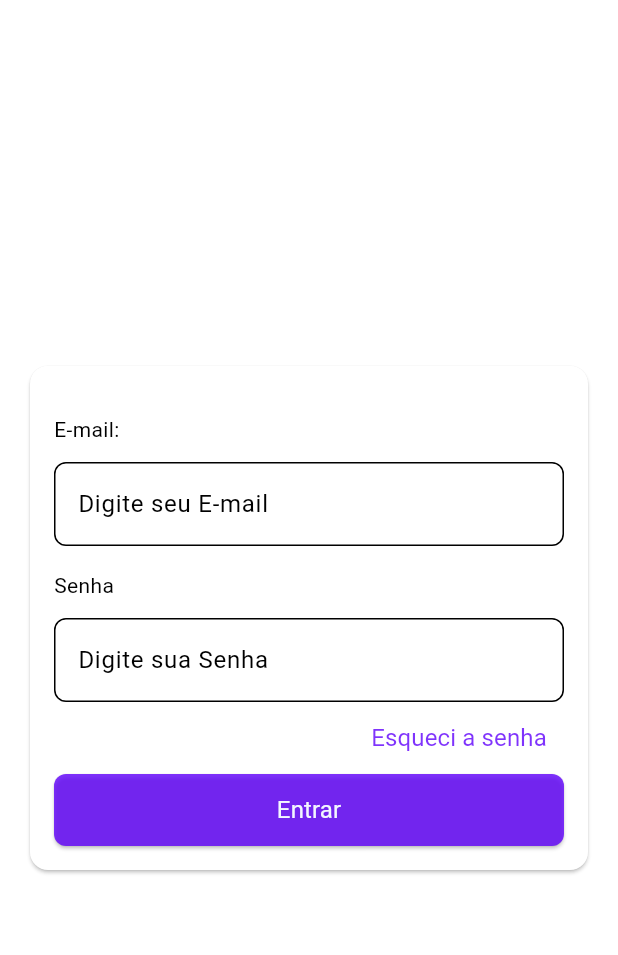
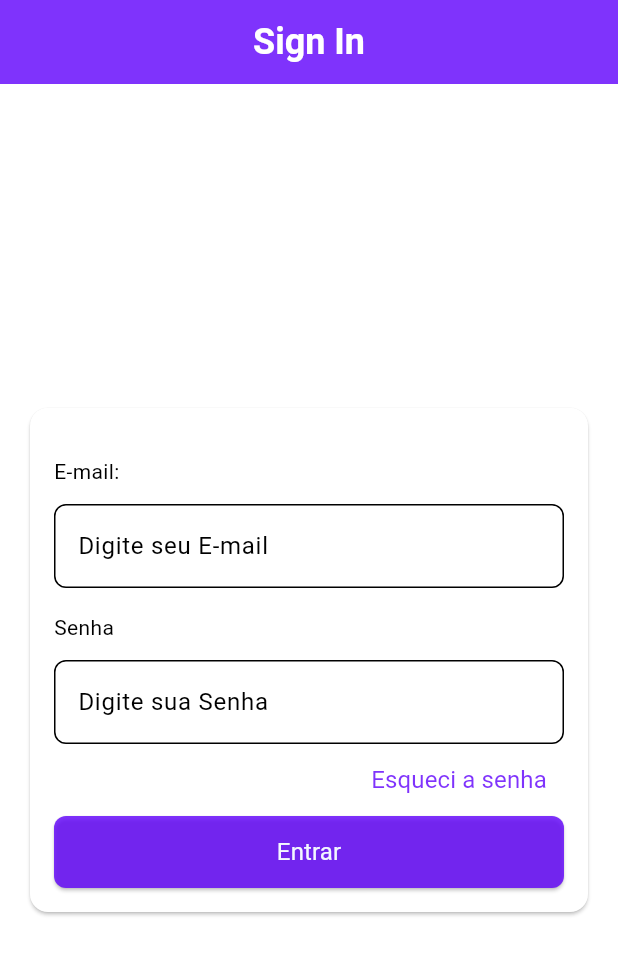
Before and after one commit to tiancris01/CUSTOM_ATOMIC_DESIGN_CO, a Flutter app: the screen it shows after launch, on a phone screen of 412 x 824 dp. Shown: the top 955 px of the screen. Run offline on Flutter 3.47's test engine with Material 3 defaults, Android fonts, the phone set to English and light mode, and no system bars.

Commit message:
feat: Add AppBarAtom component for sign-in page

```diff
--- /dev/null
+++ b/lib/src/features/sing_in/atoms/app_bar_atom.dart
@@ -0,0 +1,22 @@
+import 'package:custom_atomic_design_co/src/foundatiosn/colors_foundation.dart';
+import 'package:flutter/material.dart';
+
+class AppBarAtom extends AppBar {
+  AppBarAtom({
+    super.key,
+    required String title,
+  }) : super(
+          backgroundColor: ColorFoundation.background.bgPrimary,
+          elevation: 0,
+          centerTitle: true,
+          title: Text(
+            title,
+            style: TextStyle(
+              color: ColorFoundation.text.whiteText,
+            ).copyWith(
+              fontSize: 24,
+              fontWeight: FontWeight.bold,
+            ),
+          ),
+        );
+}
--- a/lib/src/features/sing_in/templates/sign_in_template.dart
+++ b/lib/src/features/sing_in/templates/sign_in_template.dart
@@ -1,3 +1,4 @@
+import 'package:custom_atomic_design_co/src/features/sing_in/atoms/app_bar_atom.dart';
 import 'package:custom_atomic_design_co/src/features/sing_in/organisms/sign_in_card_organism.dart';
 import 'package:custom_atomic_design_co/src/foundatiosn/size_foundations.dart';
 import 'package:flutter/material.dart';
@@ -20,7 +21,7 @@ class SignInTemplate extends StatelessWidget {
   @override
   Widget build(BuildContext context) {
     return Scaffold(
-      // appBar: AppBarAtom.transparent(title: title),
+      appBar: AppBarAtom(title: title) as PreferredSizeWidget,
       body: SafeArea(
         child: Padding(
           padding: EdgeInsets.all(SizeFoundations.size.w_16),
```
